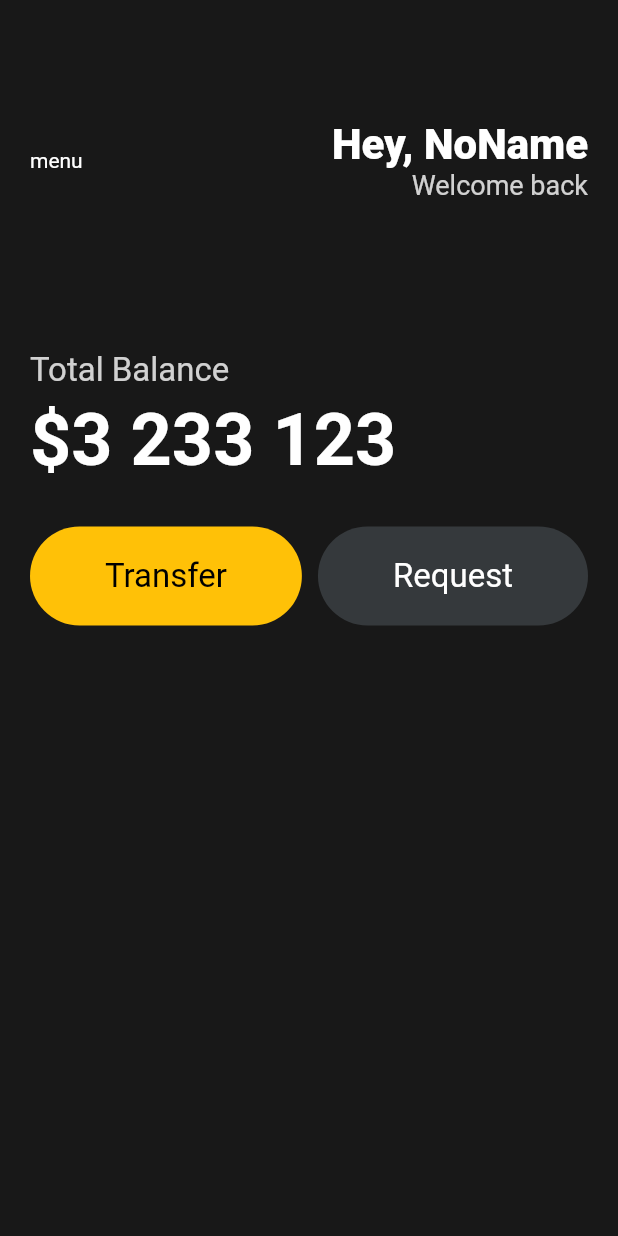
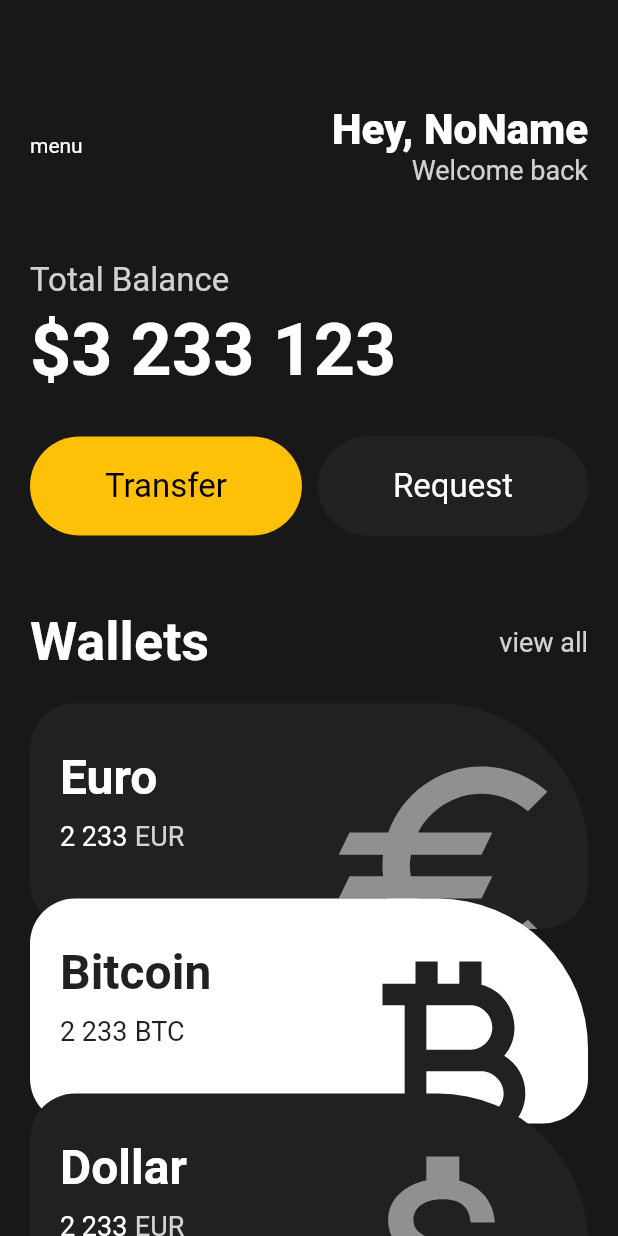
Before and after one commit to chochoq/discover_webtoon, a Flutter app: the screen it shows after launch, on a phone screen of 412 x 824 dp. Run offline on Flutter 3.47's test engine with Material 2 defaults, Android fonts, the phone set to English and light mode, and no system bars.

Commit message:
add card

```diff
--- a/lib/main.dart
+++ b/lib/main.dart
@@ -1,4 +1,5 @@
-import 'package:discover_webtoon/widgets/Button.dart';
+import 'package:discover_webtoon/widgets/button.dart';
+import 'package:discover_webtoon/widgets/currency_card.dart';
 import 'package:flutter/material.dart';
 
 void main() {
@@ -10,15 +11,17 @@ class App extends StatelessWidget {
 
   @override
   Widget build(BuildContext context) {
+    Color backBlack = const Color(0xFF1F2123);
     return MaterialApp(
         home: Scaffold(
             backgroundColor: const Color(0xFF181818),
-            body: Padding(
+            body: SingleChildScrollView(
+              child: Padding(
                 padding: const EdgeInsets.symmetric(horizontal: 20),
                 child: Column(
                   crossAxisAlignment: CrossAxisAlignment.start,
                   children: [
-                  const SizedBox(height: 80),
+                    const SizedBox(height: 70),
                     Row(
                       mainAxisAlignment: MainAxisAlignment.spaceBetween,
                       children: [
@@ -39,25 +42,13 @@ class App extends StatelessWidget {
                                 fontWeight: FontWeight.w800,
                               ),
                             ),
-                          Text(
-                            'Welcome back',
-                            style: TextStyle(
-                              color: Colors.white.withOpacity(0.8),
-                              fontSize: 18,
-                            ),
-                          ),
+                            textOpacity('Welcome back', 18)
                           ],
                         ),
                       ],
                     ),
-                  const SizedBox(height: 100),
-                  Text(
-                    'Total Balance',
-                    style: TextStyle(
-                      color: Colors.white.withOpacity(0.8),
-                      fontSize: 22,
-                    ),
-                  ),
+                    const SizedBox(height: 50),
+                    textOpacity('Total Balance', 22),
                     const SizedBox(height: 5),
                     const Text(
                       '\$3 233 123',
@@ -70,20 +61,71 @@ class App extends StatelessWidget {
                     const SizedBox(height: 30),
                     Row(
                       mainAxisAlignment: MainAxisAlignment.spaceBetween,
-                    children: const [
-                      Button(
+                      children: [
+                        const Button(
                           buttonColor: Colors.amber,
                           text: 'Transfer',
                           textColor: Colors.black,
                         ),
-                      Button(
-                          buttonColor: Color.fromARGB(255, 53, 57, 60),
-                          text: 'Request',
-                          textColor: Colors.white),
+                        Button(buttonColor: backBlack, text: 'Request', textColor: Colors.white),
                       ],
-                  )
+                    ),
+                    const SizedBox(height: 50),
+                    Row(
+                      mainAxisAlignment: MainAxisAlignment.spaceBetween,
+                      children: [
+                        const Text(
+                          'Wallets',
+                          style: TextStyle(
+                            color: Colors.white,
+                            fontSize: 36,
+                            fontWeight: FontWeight.bold,
+                          ),
+                        ),
+                        textOpacity('view all', 18),
                       ],
+                    ),
+                    const SizedBox(height: 20),
+                    const CurrencyCard(
+                      name: 'Euro',
+                      icon: Icons.euro_outlined,
+                      code: 'EUR',
+                      amount: '2 233',
+                      isInverted: false,
+                    ),
+                    Transform.translate(
+                      offset: const Offset(0, -20),
+                      child: const CurrencyCard(
+                        name: 'Bitcoin',
+                        icon: Icons.currency_bitcoin_outlined,
+                        code: 'BTC',
+                        amount: '2 233',
+                        isInverted: true,
+                      ),
+                    ),
+                    Transform.translate(
+                      offset: const Offset(0, -40),
+                      child: const CurrencyCard(
+                        name: 'Dollar',
+                        icon: Icons.attach_money_outlined,
+                        code: 'EUR',
+                        amount: '2 233',
+                        isInverted: false,
+                      ),
+                    ),
+                  ],
+                ),
               ),
             )));
   }
+
+  Text textOpacity(String text, double size) {
+    return Text(
+      text,
+      style: TextStyle(
+        color: Colors.white.withOpacity(0.8),
+        fontSize: size,
+      ),
+    );
   }
+}
--- /dev/null
+++ b/lib/widgets/currency_card.dart
@@ -0,0 +1,84 @@
+import 'package:flutter/material.dart';
+
+class CurrencyCard extends StatelessWidget {
+  final String name, code, amount;
+  final IconData icon;
+
+  final bool isInverted;
+  const CurrencyCard(
+      {super.key,
+      required this.name,
+      required this.code,
+      required this.amount,
+      required this.icon,
+      required this.isInverted});
+
+  final _blackColor = const Color(0xFF1F2123);
+  @override
+  Widget build(BuildContext context) {
+    return Container(
+      clipBehavior: Clip.hardEdge,
+      height: 150,
+      decoration: BoxDecoration(
+          color: isInverted ? Colors.white : _blackColor,
+          borderRadius: const BorderRadius.only(
+              topLeft: Radius.circular(30),
+              topRight: Radius.circular(100),
+              bottomLeft: Radius.circular(30),
+              bottomRight: Radius.circular(30))
+
+          // borderRadius: const BorderRadius.all(Radius.circular(20)),
+          ),
+      padding: const EdgeInsets.symmetric(horizontal: 20, vertical: 30),
+      child: Row(
+        mainAxisAlignment: MainAxisAlignment.spaceBetween,
+        children: [
+          Column(
+            crossAxisAlignment: CrossAxisAlignment.start,
+            children: [
+              Text(
+                name,
+                style: TextStyle(
+                  color: isInverted ? _blackColor : Colors.white,
+                  fontSize: 32,
+                  fontWeight: FontWeight.w600,
+                ),
+              ),
+              const SizedBox(height: 10),
+              Row(
+                children: [
+                  Text(
+                    amount,
+                    style: TextStyle(
+                      color: isInverted ? _blackColor : Colors.white,
+                      fontSize: 18,
+                    ),
+                  ),
+                  const SizedBox(width: 5),
+                  Text(
+                    code,
+                    style: TextStyle(
+                      color: isInverted ? _blackColor : Colors.white.withOpacity(0.8),
+                      fontSize: 18,
+                    ),
+                  ),
+                ],
+              )
+            ],
+          ),
+          Transform.scale(
+            scale: 2.2,
+            child: Transform.translate(
+              offset: const Offset(-15, 15),
+              child: Icon(
+                icon,
+                size: 80,
+                color: isInverted ? _blackColor : Colors.white.withOpacity(0.5),
+              ),
+            ),
+          ),
+        ],
+      ),
+    );
+  }
+}
```
Lines whose indentation alone changed are shown as unchanged.
